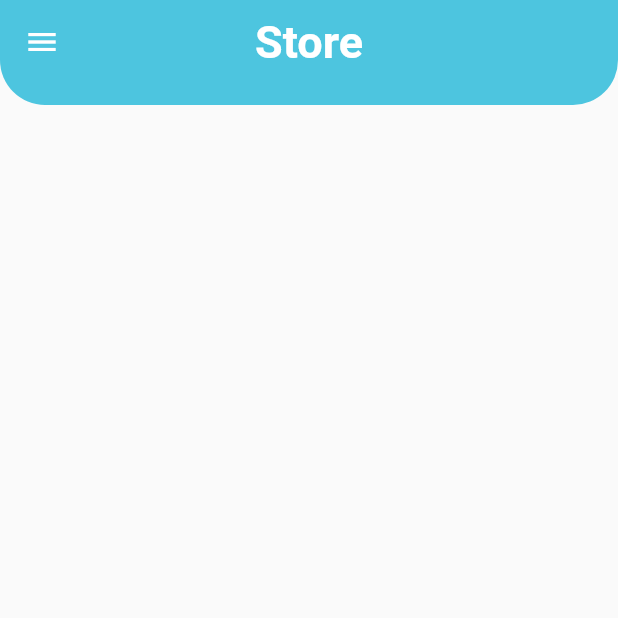
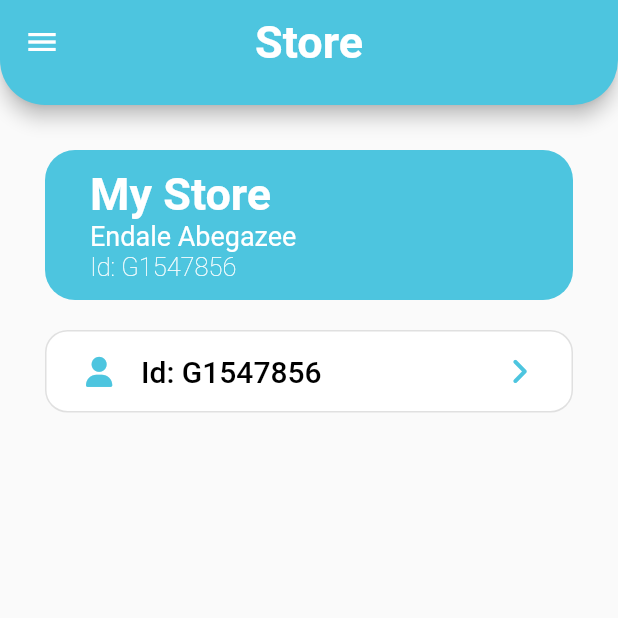
Before and after one commit to beidemichael/ghioon_seller, a Flutter app: the Store screen opened directly, on a phone screen of 412 x 824 dp, the top half of it. Run offline on Flutter 3.47's test engine with Material 2 defaults, Android fonts, the phone set to English and light mode, and no system bars; our stand-ins replace font_awesome_flutter.

Commit message:
Started Store UI

```diff
--- a/lib/Screens/HomeScreenWidets/store.dart
+++ b/lib/Screens/HomeScreenWidets/store.dart
@@ -1,6 +1,8 @@
 import 'package:flutter/material.dart';
+import 'package:font_awesome_flutter/font_awesome_flutter.dart';
 
 import '../../Shared/customColors.dart';
+
 class Store extends StatefulWidget {
   const Store({super.key});
 
@@ -12,26 +14,18 @@ class _StoreState extends State<Store> {
   @override
   Widget build(BuildContext context) {
     return Scaffold(
-       drawer: Container(),
+      drawer: Container(),
       appBar: PreferredSize(
-        preferredSize: Size.fromHeight(70.0),
+        preferredSize: const Size.fromHeight(70.0),
         child: AppBar(
             centerTitle: true,
             title: Row(
               mainAxisSize: MainAxisSize.min,
               // ignore: prefer_const_literals_to_create_immutables
               children: [
-                Text('Store',
+                const Text('Store',
                     style: TextStyle(
                         fontSize: 30.0,
-                        // ignore: prefer_const_literals_to_create_immutables
-                        // shadows: <Shadow>[
-                        //   const Shadow(
-                        //     offset: Offset(0.0, 4.0),
-                        //     blurRadius: 3.0,
-                        //     color: Color.fromARGB(255, 190, 190, 190),
-                        //   ),
-                        // ],
                         color: Colors.white,
                         fontWeight: FontWeight.w700)),
               ],
@@ -39,13 +33,99 @@ class _StoreState extends State<Store> {
             // excludeHeaderSemantics: true,
             backgroundColor: CustomColors().blue,
             // automaticallyImplyLeading: false,
-            elevation: 0,
-            shape: RoundedRectangleBorder(
+            elevation: 5,
+            shape: const RoundedRectangleBorder(
               borderRadius: BorderRadius.vertical(
                 bottom: Radius.circular(30),
               ),
             ),
-            iconTheme: IconThemeData(color: Colors.white)),
+            iconTheme: const IconThemeData(color: Colors.white)),
+      ),
+      body: Column(
+        children: [
+          const SizedBox(
+            height: 20,
+          ),
+          Padding(
+            padding: const EdgeInsets.symmetric(horizontal: 30.0, vertical: 10),
+            child: Container(
+              width: MediaQuery.of(context).size.width,
+              // height: ,
+
+              decoration: BoxDecoration(
+                // border: Border.all(width: 1, color: Colors.black),
+                color: CustomColors().blue,
+                borderRadius: BorderRadius.circular(20.0),
+              ),
+              child: Padding(
+                padding:
+                    const EdgeInsets.symmetric(vertical: 12.0, horizontal: 30),
+                child: Column(
+                  mainAxisAlignment: MainAxisAlignment.center,
+                  crossAxisAlignment: CrossAxisAlignment.start,
+                  // ignore: prefer_const_literals_to_create_immutables
+                  children: [
+                    const Text('My Store',
+                        style: TextStyle(
+                            fontSize: 30.0,
+                            color: Colors.white,
+                            fontWeight: FontWeight.w700)),
+                    const Text('Endale Abegazee',
+                        style: TextStyle(
+                            fontSize: 18.0,
+                            color: Colors.white,
+                            fontWeight: FontWeight.w400)),
+                    const Text('Id: G1547856',
+                        style: TextStyle(
+                            fontSize: 17.0,
+                            color: Colors.white,
+                            fontWeight: FontWeight.w200)),
+                  ],
+                ),
+              ),
+            ),
+          ),
+          Padding(
+            padding: const EdgeInsets.symmetric(horizontal: 30.0, vertical: 10),
+            child: Container(
+              width: MediaQuery.of(context).size.width,
+              // height: ,
+
+              decoration: BoxDecoration(
+                border: Border.all(width: 1, color: Color.fromARGB(255, 224, 224, 224)),
+                color: Colors.white,
+                borderRadius: BorderRadius.circular(15.0),
+              ),
+              child: Padding(
+                padding:
+                    const EdgeInsets.symmetric(horizontal: 25, vertical: 15.0),
+                child: Row(
+                  mainAxisAlignment: MainAxisAlignment.spaceBetween,
+                  children: [
+                    Row(
+                      mainAxisAlignment: MainAxisAlignment.start,
+                      // ignore: prefer_const_literals_to_create_immutables
+                      children: [
+                        Icon(FontAwesomeIcons.solidUser,color: CustomColors().blue,size: 20,),
+                        SizedBox(width: 18,),
+                        const Text('Id: G1547856',
+                            style: TextStyle(
+                                fontSize: 20.0,
+                                color: Colors.black,
+                                fontWeight: FontWeight.w500)),
+                      ],
+                    ),
+                    Icon(
+                      FontAwesomeIcons.angleRight,
+                      color: CustomColors().blue,
+                      size: 20,
+                    ),
+                  ],
+                ),
+              ),
+            ),
+          )
+        ],
       ),
     );
   }
```
